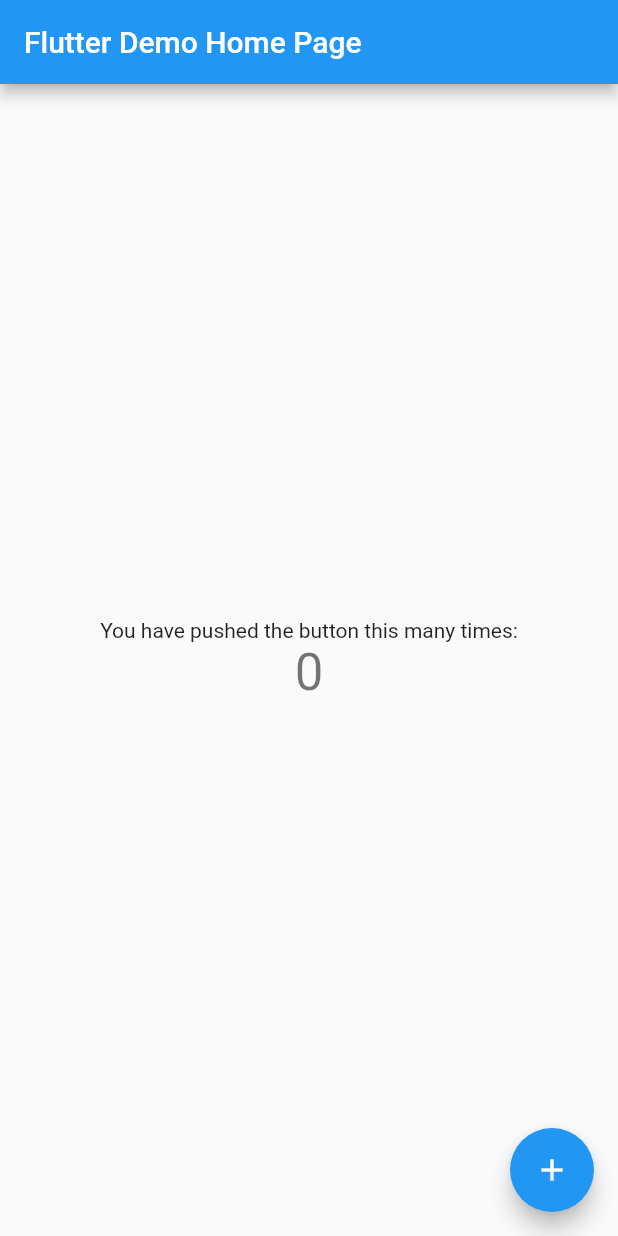
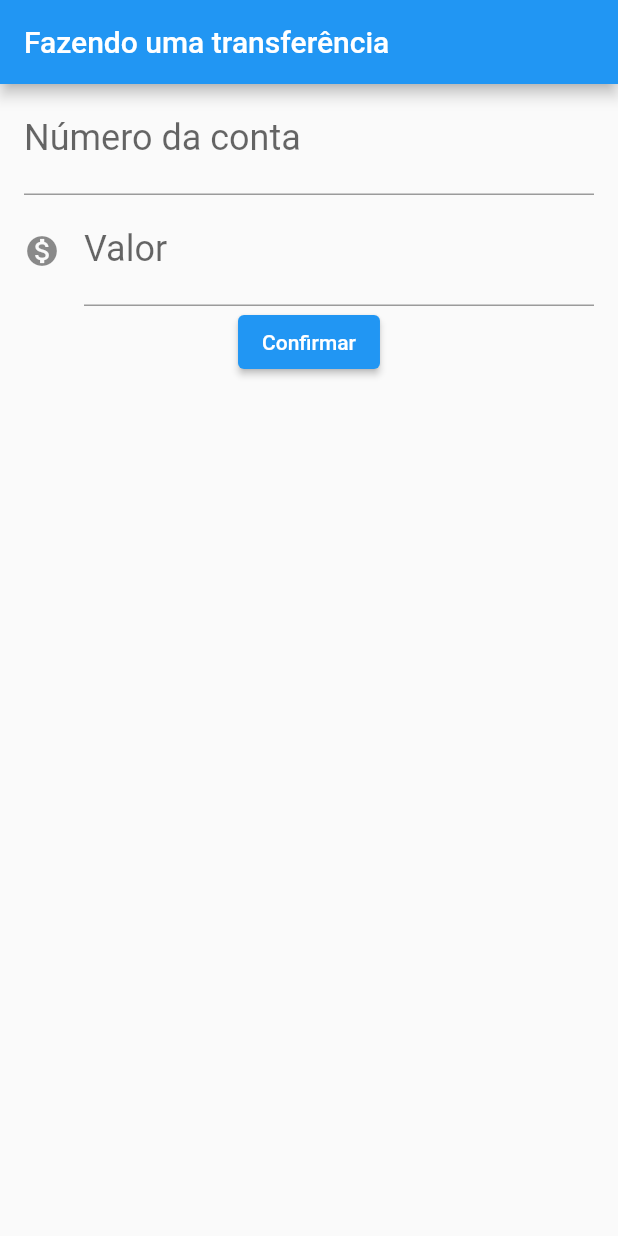
Before and after one commit to evaldomaciel/curso-alura-flutter, a Flutter app: the screen it shows after launch, on a phone screen of 412 x 824 dp. Run offline on Flutter 3.47's test engine with Material 2 defaults, Android fonts, the phone set to English and light mode, and no system bars; missing offline and left inert: dart:ffi.

Commit message:
learn: captura de evento

```diff
--- a/lib/main.dart
+++ b/lib/main.dart
@@ -1,115 +1,134 @@
+// ignore_for_file: prefer_const_constructors, prefer_const_literals_to_create_immutables, use_key_in_widget_constructors, unused_field, prefer_const_constructors_in_immutables
+
+import 'dart:ffi';
+
 import 'package:flutter/material.dart';
 
-void main() {
-  runApp(const MyApp());
-}
+void main() => runApp(Bytebankapp());
 
-class MyApp extends StatelessWidget {
-  const MyApp({super.key});
+class Bytebankapp extends StatelessWidget {
+  const Bytebankapp({super.key});
 
-  // This widget is the root of your application.
   @override
   Widget build(BuildContext context) {
     return MaterialApp(
-      title: 'Flutter Demo',
-      theme: ThemeData(
-        // This is the theme of your application.
-        //
-        // Try running your application with "flutter run". You'll see the
-        // application has a blue toolbar. Then, without quitting the app, try
-        // changing the primarySwatch below to Colors.green and then invoke
-        // "hot reload" (press "r" in the console where you ran "flutter run",
-        // or simply save your changes to "hot reload" in a Flutter IDE).
-        // Notice that the counter didn't reset back to zero; the application
-        // is not restarted.
-        primarySwatch: Colors.blue,
+      home: Scaffold(
+        body: FormularioTransferencia(),
       ),
-      home: const MyHomePage(title: 'Flutter Demo Home Page'),
     );
   }
 }
 
-class MyHomePage extends StatefulWidget {
-  const MyHomePage({super.key, required this.title});
-
-  // This widget is the home page of your application. It is stateful, meaning
-  // that it has a State object (defined below) that contains fields that affect
-  // how it looks.
-
-  // This class is the configuration for the state. It holds the values (in this
-  // case the title) provided by the parent (in this case the App widget) and
-  // used by the build method of the State. Fields in a Widget subclass are
-  // always marked "final".
-
-  final String title;
-
-  @override
-  State<MyHomePage> createState() => _MyHomePageState();
-}
-
-class _MyHomePageState extends State<MyHomePage> {
-  int _counter = 0;
-
-  void _incrementCounter() {
-    setState(() {
-      // This call to setState tells the Flutter framework that something has
-      // changed in this State, which causes it to rerun the build method below
-      // so that the display can reflect the updated values. If we changed
-      // _counter without calling setState(), then the build method would not be
-      // called again, and so nothing would appear to happen.
-      _counter++;
-    });
-  }
+class FormularioTransferencia extends StatelessWidget {
+  final TextEditingController _controladorCampoNumeroConta =
+      TextEditingController();
+  final TextEditingController _controladorCampoValor = TextEditingController();
 
   @override
   Widget build(BuildContext context) {
-    // This method is rerun every time setState is called, for instance as done
-    // by the _incrementCounter method above.
-    //
-    // The Flutter framework has been optimized to make rerunning build methods
-    // fast, so that you can just rebuild anything that needs updating rather
-    // than having to individually change instances of widgets.
     return Scaffold(
       appBar: AppBar(
-        // Here we take the value from the MyHomePage object that was created by
-        // the App.build method, and use it to set our appbar title.
-        title: Text(widget.title),
+        title: Text("Fazendo uma transferência"),
       ),
-      body: Center(
-        // Center is a layout widget. It takes a single child and positions it
-        // in the middle of the parent.
-        child: Column(
-          // Column is also a layout widget. It takes a list of children and
-          // arranges them vertically. By default, it sizes itself to fit its
-          // children horizontally, and tries to be as tall as its parent.
-          //
-          // Invoke "debug painting" (press "p" in the console, choose the
-          // "Toggle Debug Paint" action from the Flutter Inspector in Android
-          // Studio, or the "Toggle Debug Paint" command in Visual Studio Code)
-          // to see the wireframe for each widget.
-          //
-          // Column has various properties to control how it sizes itself and
-          // how it positions its children. Here we use mainAxisAlignment to
-          // center the children vertically; the main axis here is the vertical
-          // axis because Columns are vertical (the cross axis would be
-          // horizontal).
-          mainAxisAlignment: MainAxisAlignment.center,
-          children: <Widget>[
-            const Text(
-              'You have pushed the button this many times:',
+      body: Column(children: <Widget>[
+        Padding(
+          padding: const EdgeInsets.symmetric(horizontal: 16, vertical: 0),
+          child: TextField(
+            style: TextStyle(
+              fontSize: 24.0,
             ),
-            Text(
-              '$_counter',
-              style: Theme.of(context).textTheme.headline4,
+            controller: _controladorCampoNumeroConta,
+            decoration: InputDecoration(
+              labelText: 'Número da conta',
+              hintText: '0000',
             ),
-          ],
+            keyboardType: TextInputType.number,
+          ),
         ),
-      ),
-      floatingActionButton: FloatingActionButton(
-        onPressed: _incrementCounter,
-        tooltip: 'Increment',
-        child: const Icon(Icons.add),
-      ), // This trailing comma makes auto-formatting nicer for build methods.
+        Padding(
+          padding: const EdgeInsets.symmetric(horizontal: 16, vertical: 0),
+          child: TextField(
+            controller: _controladorCampoValor,
+            style: TextStyle(
+              fontSize: 24.0,
+            ),
+            decoration: InputDecoration(
+              icon: Icon(Icons.monetization_on),
+              labelText: 'Valor',
+              hintText: '0.00',
+            ),
+            keyboardType: TextInputType.number,
+          ),
+        ),
+        ElevatedButton(
+            onPressed: () {
+              debugPrint("Opa, clicou no Confirmar");
+              debugPrint(_controladorCampoNumeroConta.text);
+              debugPrint(_controladorCampoValor.text);
+
+              final numeroConta = int.tryParse(_controladorCampoNumeroConta.text);
+              final valor = double.tryParse(_controladorCampoValor.text);
+              if (numeroConta != null && valor != null) {
+                final transferenciaCriada = Transferencia(valor, numeroConta);
+                debugPrint('$transferenciaCriada');
+              }
+            },
+            child: Text("Confirmar")),
+      ]),
     );
   }
 }
+
+/// StatefulWidget é possível modificar o conteudo */
+/// StatelessWidget não é possível editar o conteudo */
+class ListaTranferencias extends StatelessWidget {
+  @override
+  Widget build(BuildContext context) {
+    return Scaffold(
+      appBar: AppBar(
+        title: Text("Transferências"),
+      ),
+      body: Column(
+        children: [
+          ItemTransferencia(Transferencia(100.00, 1001)),
+          ItemTransferencia(Transferencia(200.00, 1005)),
+          ItemTransferencia(Transferencia(300.00, 2003)),
+        ],
+      ),
+      floatingActionButton: FloatingActionButton(
+        onPressed: () {
+          print({'teste'});
+        },
+        child: Icon(Icons.add),
+      ),
+    );
+  }
+}
+
+class ItemTransferencia extends StatelessWidget {
+  final Transferencia _transferencia;
+
+  ItemTransferencia(this._transferencia);
+
+  @override
+  Widget build(BuildContext context) {
+    return Card(
+      child: ListTile(
+        leading: Icon(Icons.monetization_on),
+        title: Text(_transferencia.valor.toString()),
+        subtitle: Text(_transferencia.numeroConta.toString()),
+      ),
+    );
+  }
+}
+
+class Transferencia {
+  final double valor;
+  final int numeroConta;
+  Transferencia(this.valor, this.numeroConta);
+
+  @override
+  String toString() {
+    return 'Transferencia{valor: $valor, numeroConta: $numeroConta}';
+  }
+}
```
